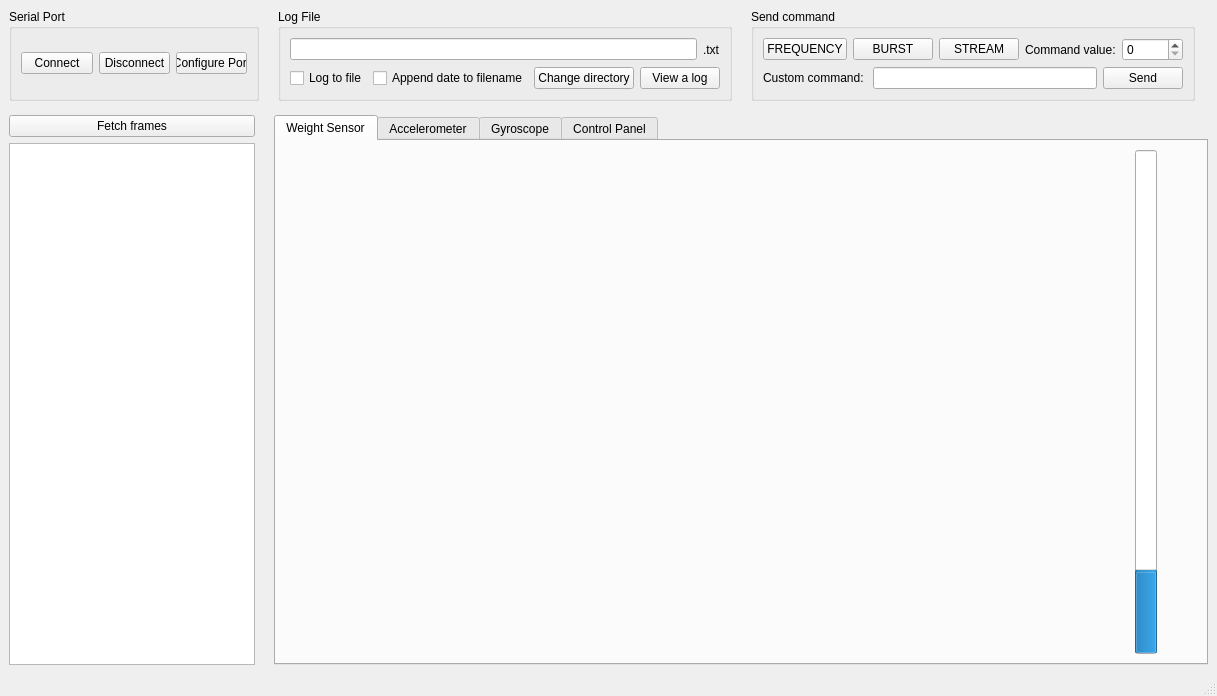
Before: the Qt Designer form mainwindow.ui in Sceap/BarkingSquirrel, drawn with Qt 5.
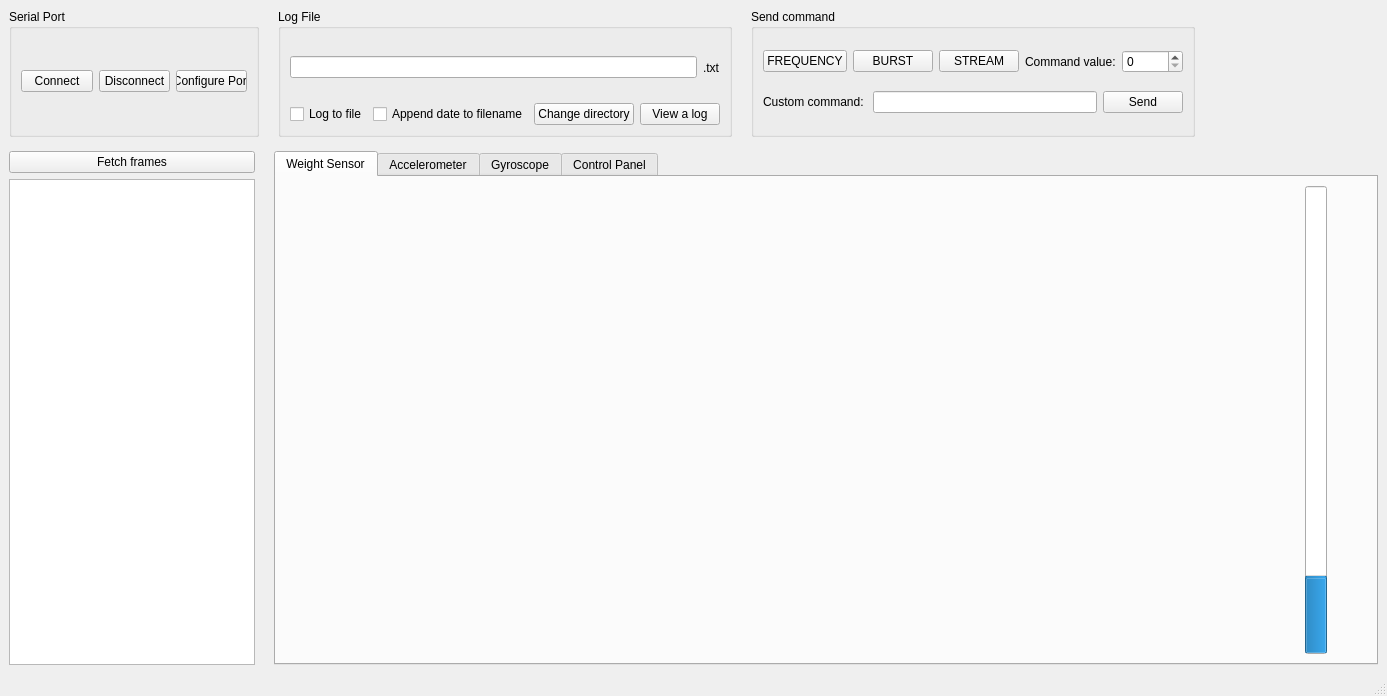
After: the same form once the commit is applied. Icons and pictures are not drawn. Custom widgets are drawn as their Qt base class.

Commit message: Added Drs Orders logo

Patch:
```diff
--- a/mainwindow.ui
+++ b/mainwindow.ui
@@ -366,6 +366,19 @@
         </property>
        </spacer>
       </item>
+      <item>
+       <widget class="QWidget" name="widget_2" native="true">
+        <property name="baseSize">
+         <size>
+          <width>120</width>
+          <height>0</height>
+         </size>
+        </property>
+        <property name="styleSheet">
+         <string notr="true">background:url(:/images/drsorders.png)</string>
+        </property>
+       </widget>
+      </item>
       <item>
        <spacer name="horizontalSpacer_32">
         <property name="orientation">
@@ -405,6 +418,31 @@
         </property>
        </spacer>
       </item>
+      <item>
+       <widget class="QWidget" name="logo" native="true">
+        <property name="sizePolicy">
+         <sizepolicy hsizetype="Fixed" vsizetype="Maximum">
+          <horstretch>0</horstretch>
+          <verstretch>0</verstretch>
+         </sizepolicy>
+        </property>
+        <property name="minimumSize">
+         <size>
+          <width>171</width>
+          <height>128</height>
+         </size>
+        </property>
+        <property name="contextMenuPolicy">
+         <enum>Qt::NoContextMenu</enum>
+        </property>
+        <property name="autoFillBackground">
+         <bool>true</bool>
+        </property>
+        <property name="styleSheet">
+         <string notr="true"/>
+        </property>
+       </widget>
+      </item>
       <item>
        <spacer name="horizontalSpacer">
         <property name="orientation">
```
The commit also changes 7 other files.
